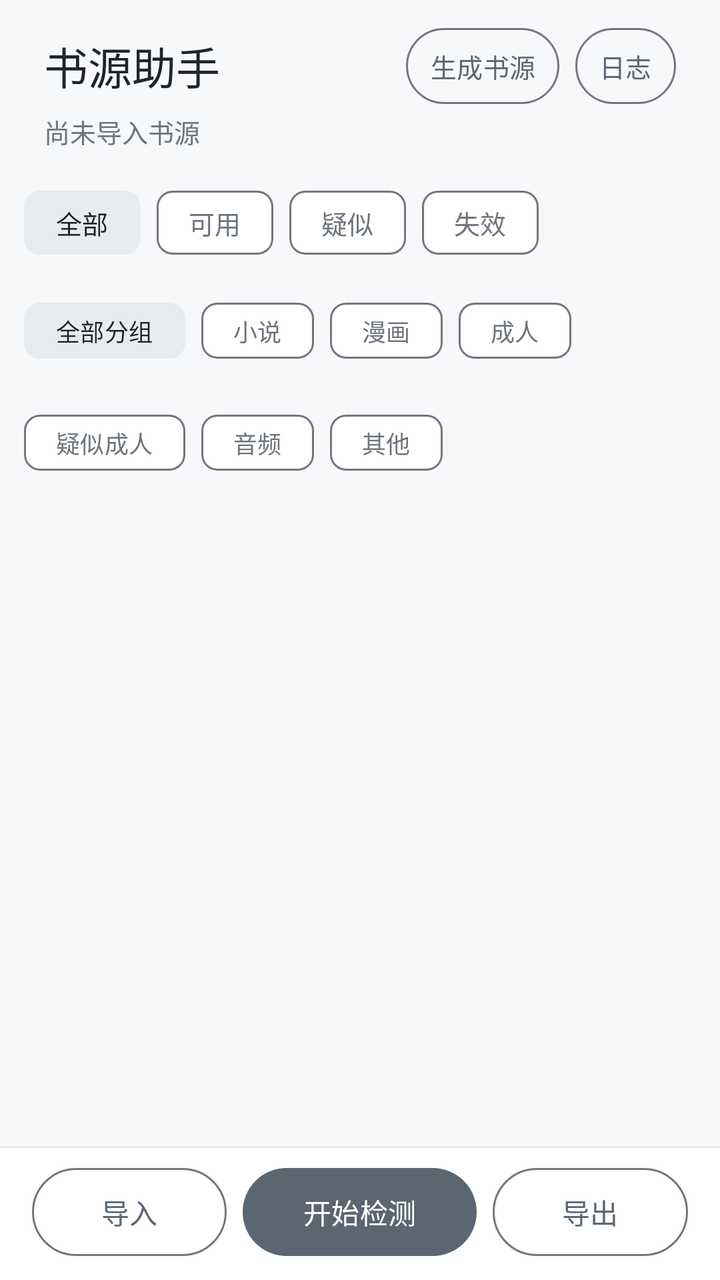
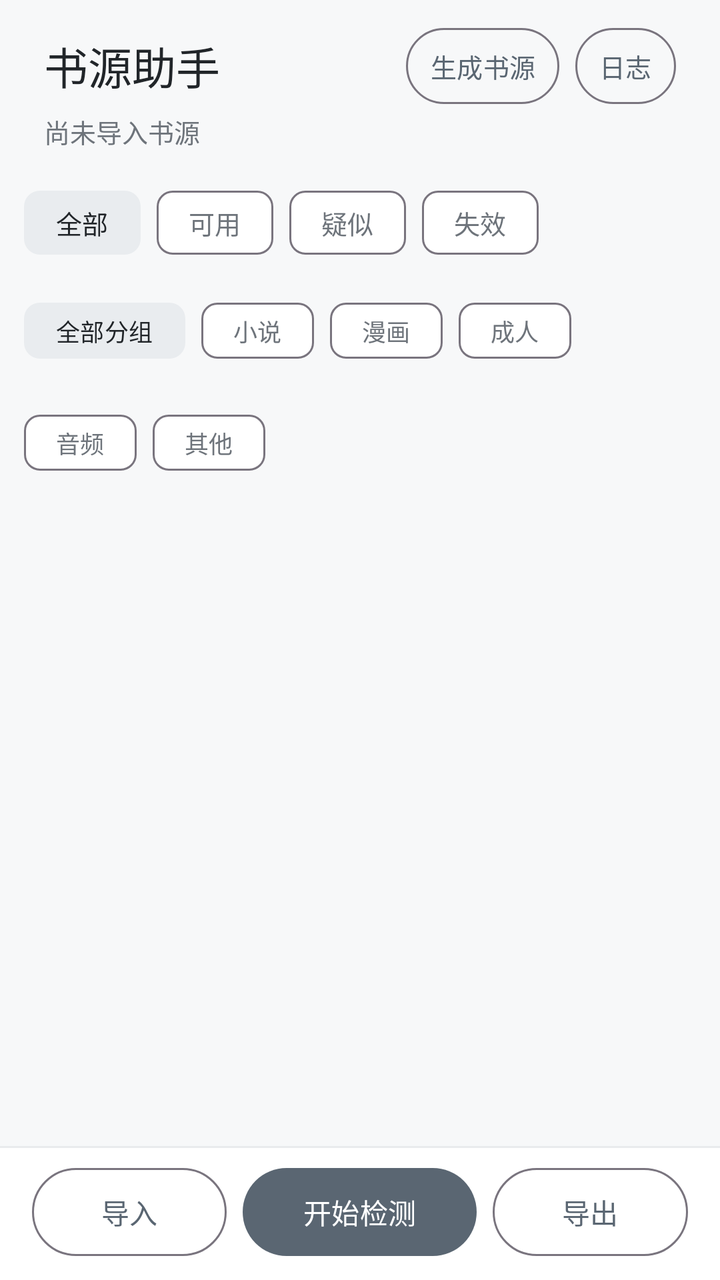

The first picture is an Android layout as it rendered before a commit; the second is the same layout after the commit. The layout source and the unified diff follow.
<!-- AndroidManifest.xml: application theme Theme.ShuyuanHelper -->
<!-- res/layout/activity_main.xml -->
<?xml version="1.0" encoding="utf-8"?>
<LinearLayout xmlns:android="http://schemas.android.com/apk/res/android"
    xmlns:app="http://schemas.android.com/apk/res-auto"
    android:layout_width="match_parent"
    android:layout_height="match_parent"
    android:background="@color/bg_window"
    android:fitsSystemWindows="true"
    android:orientation="vertical">

    <LinearLayout
        android:layout_width="match_parent"
        android:layout_height="wrap_content"
        android:orientation="vertical"
        android:paddingStart="22dp"
        android:paddingTop="14dp"
        android:paddingEnd="22dp"
        android:paddingBottom="2dp">

        <LinearLayout
            android:layout_width="match_parent"
            android:layout_height="wrap_content"
            android:gravity="center_vertical"
            android:orientation="horizontal">

            <TextView
                android:id="@+id/tvTitle"
                android:layout_width="0dp"
                android:layout_height="wrap_content"
                android:layout_weight="1"
                android:text="@string/app_name"
                android:textColor="@color/text_primary"
                android:textSize="22sp" />

            <com.google.android.material.button.MaterialButton
                android:id="@+id/btnOpenGenerator"
                style="@style/Widget.Material3.Button.OutlinedButton"
                android:layout_width="wrap_content"
                android:layout_height="38dp"
                android:insetTop="0dp"
                android:insetBottom="0dp"
                android:minWidth="0dp"
                android:paddingStart="12dp"
                android:paddingEnd="12dp"
                android:text="@string/open_generator"
                android:textSize="13sp" />

            <com.google.android.material.button.MaterialButton
                android:id="@+id/btnOpenLog"
                style="@style/Widget.Material3.Button.OutlinedButton"
                android:layout_width="wrap_content"
                android:layout_height="38dp"
                android:layout_marginStart="8dp"
                android:insetTop="0dp"
                android:insetBottom="0dp"
                android:minWidth="0dp"
                android:paddingStart="12dp"
                android:paddingEnd="12dp"
                android:text="@string/open_log"
                android:textSize="13sp" />
        </LinearLayout>

        <TextView
            android:id="@+id/tvSummary"
            android:layout_width="match_parent"
            android:layout_height="wrap_content"
            android:layout_marginTop="4dp"
            android:text="尚未导入书源"
            android:textColor="@color/text_secondary"
            android:textSize="13sp" />
    </LinearLayout>

    <TextView
        android:id="@+id/tvStats"
        android:layout_width="match_parent"
        android:layout_height="wrap_content"
        android:paddingStart="22dp"
        android:paddingTop="6dp"
        android:paddingEnd="22dp"
        android:textColor="@color/text_secondary"
        android:textSize="13sp"
        android:visibility="gone" />

    <ProgressBar
        android:id="@+id/progressBar"
        style="@android:style/Widget.ProgressBar.Horizontal"
        android:layout_width="match_parent"
        android:layout_height="3dp"
        android:layout_marginStart="22dp"
        android:layout_marginTop="8dp"
        android:layout_marginEnd="22dp"
        android:max="100"
        android:progress="0"
        android:progressTint="@color/brand_primary"
        android:visibility="gone" />

    <com.google.android.material.chip.ChipGroup
        android:id="@+id/chipFilter"
        android:layout_width="wrap_content"
        android:layout_height="wrap_content"
        android:layout_marginStart="12dp"
        android:layout_marginTop="10dp"
        android:layout_marginEnd="12dp"
        android:paddingBottom="2dp"
        app:checkedChip="@id/btnFilterAll"
        app:selectionRequired="true"
        app:singleLine="true"
        app:singleSelection="true">

        <com.google.android.material.chip.Chip
            android:id="@+id/btnFilterAll"
            style="@style/Widget.Material3.Chip.Filter"
            android:layout_width="wrap_content"
            android:layout_height="wrap_content"
            android:text="@string/filter_all"
            android:textSize="13sp"
            app:checkedIconVisible="false"
            app:chipMinHeight="32dp" />

        <com.google.android.material.chip.Chip
            android:id="@+id/btnFilterOk"
            style="@style/Widget.Material3.Chip.Filter"
            android:layout_width="wrap_content"
            android:layout_height="wrap_content"
            android:text="@string/filter_ok"
            android:textSize="13sp"
            app:checkedIconVisible="false"
            app:chipMinHeight="32dp" />

        <com.google.android.material.chip.Chip
            android:id="@+id/btnFilterUncertain"
            style="@style/Widget.Material3.Chip.Filter"
            android:layout_width="wrap_content"
            android:layout_height="wrap_content"
            android:text="@string/filter_uncertain"
            android:textSize="13sp"
            app:checkedIconVisible="false"
            app:chipMinHeight="32dp" />

        <com.google.android.material.chip.Chip
            android:id="@+id/btnFilterDead"
            style="@style/Widget.Material3.Chip.Filter"
            android:layout_width="wrap_content"
            android:layout_height="wrap_content"
            android:text="@string/filter_dead"
            android:textSize="13sp"
            app:checkedIconVisible="false"
            app:chipMinHeight="32dp" />
    </com.google.android.material.chip.ChipGroup>

    <com.google.android.material.chip.ChipGroup
        android:id="@+id/groupFilterGroup"
        android:layout_width="match_parent"
        android:layout_height="wrap_content"
        android:layout_marginStart="12dp"
        android:layout_marginTop="4dp"
        android:layout_marginEnd="12dp"
        android:paddingBottom="2dp"
        app:checkedChip="@id/btnGroupAll"
        app:selectionRequired="true"
        app:singleSelection="true">

        <com.google.android.material.chip.Chip
            android:id="@+id/btnGroupAll"
            style="@style/Widget.Material3.Chip.Filter"
            android:layout_width="wrap_content"
            android:layout_height="wrap_content"
            android:text="@string/group_all"
            android:textSize="12sp"
            app:checkedIconVisible="false"
            app:chipMinHeight="28dp" />

        <com.google.android.material.chip.Chip
            android:id="@+id/btnGroupNovel"
            style="@style/Widget.Material3.Chip.Filter"
            android:layout_width="wrap_content"
            android:layout_height="wrap_content"
            android:text="@string/group_novel"
            android:textSize="12sp"
            app:checkedIconVisible="false"
            app:chipMinHeight="28dp" />

        <com.google.android.material.chip.Chip
            android:id="@+id/btnGroupComic"
            style="@style/Widget.Material3.Chip.Filter"
            android:layout_width="wrap_content"
            android:layout_height="wrap_content"
            android:text="@string/group_comic"
            android:textSize="12sp"
            app:checkedIconVisible="false"
            app:chipMinHeight="28dp" />

        <com.google.android.material.chip.Chip
            android:id="@+id/btnGroupAdult"
            style="@style/Widget.Material3.Chip.Filter"
            android:layout_width="wrap_content"
            android:layout_height="wrap_content"
            android:text="@string/group_adult"
            android:textSize="12sp"
            app:checkedIconVisible="false"
            app:chipMinHeight="28dp" />

        <com.google.android.material.chip.Chip
            android:id="@+id/btnGroupSuspectAdult"
            style="@style/Widget.Material3.Chip.Filter"
            android:layout_width="wrap_content"
            android:layout_height="wrap_content"
            android:text="@string/group_suspect_adult"
            android:textSize="12sp"
            app:checkedIconVisible="false"
            app:chipMinHeight="28dp" />

        <com.google.android.material.chip.Chip
            android:id="@+id/btnGroupAudio"
            style="@style/Widget.Material3.Chip.Filter"
            android:layout_width="wrap_content"
            android:layout_height="wrap_content"
            android:text="@string/group_audio"
            android:textSize="12sp"
            app:checkedIconVisible="false"
            app:chipMinHeight="28dp" />

        <com.google.android.material.chip.Chip
            android:id="@+id/btnGroupOther"
            style="@style/Widget.Material3.Chip.Filter"
            android:layout_width="wrap_content"
            android:layout_height="wrap_content"
            android:text="@string/group_other"
            android:textSize="12sp"
            app:checkedIconVisible="false"
            app:chipMinHeight="28dp" />
    </com.google.android.material.chip.ChipGroup>

    <LinearLayout
        android:id="@+id/layoutSelectBar"
        android:layout_width="match_parent"
        android:layout_height="wrap_content"
        android:background="@color/surface"
        android:gravity="center_vertical"
        android:orientation="horizontal"
        android:paddingStart="16dp"
        android:paddingTop="8dp"
        android:paddingEnd="12dp"
        android:paddingBottom="8dp"
        android:visibility="gone">

        <TextView
            android:id="@+id/tvSelectInfo"
            android:layout_width="0dp"
            android:layout_height="wrap_content"
            android:layout_weight="1"
            android:text="已选 0"
            android:textColor="@color/text_primary"
            android:textSize="14sp" />

        <com.google.android.material.button.MaterialButton
            android:id="@+id/btnSelectAll"
            style="@style/Widget.Material3.Button.TextButton"
            android:layout_width="wrap_content"
            android:layout_height="36dp"
            android:insetTop="0dp"
            android:insetBottom="0dp"
            android:minWidth="0dp"
            android:paddingStart="8dp"
            android:paddingEnd="8dp"
            android:text="@string/select_all"
            android:textSize="13sp" />

        <com.google.android.material.button.MaterialButton
            android:id="@+id/btnCancelSelect"
            style="@style/Widget.Material3.Button.TextButton"
            android:layout_width="wrap_content"
            android:layout_height="36dp"
            android:insetTop="0dp"
            android:insetBottom="0dp"
            android:minWidth="0dp"
            android:paddingStart="8dp"
            android:paddingEnd="8dp"
            android:text="@string/cancel_select"
            android:textSize="13sp" />

        <com.google.android.material.button.MaterialButton
            android:id="@+id/btnDeleteSelected"
            style="@style/Widget.Material3.Button"
            android:layout_width="wrap_content"
            android:layout_height="36dp"
            android:insetTop="0dp"
            android:insetBottom="0dp"
            android:minWidth="0dp"
            android:paddingStart="10dp"
            android:paddingEnd="10dp"
            android:text="@string/delete_selected"
            android:textSize="13sp" />
    </LinearLayout>

    <androidx.recyclerview.widget.RecyclerView
        android:id="@+id/rvSources"
        android:layout_width="match_parent"
        android:layout_height="0dp"
        android:layout_weight="1"
        android:clipToPadding="false"
        android:paddingTop="4dp"
        android:paddingBottom="10dp"
        android:scrollbars="none" />

    <View
        android:layout_width="match_parent"
        android:layout_height="1dp"
        android:background="@color/divider" />

    <LinearLayout
        android:layout_width="match_parent"
        android:layout_height="wrap_content"
        android:background="@color/surface"
        android:orientation="horizontal"
        android:paddingStart="16dp"
        android:paddingTop="10dp"
        android:paddingEnd="16dp"
        android:paddingBottom="12dp">

        <com.google.android.material.button.MaterialButton
            android:id="@+id/btnImport"
            style="@style/Widget.Material3.Button.OutlinedButton"
            android:layout_width="0dp"
            android:layout_height="44dp"
            android:layout_marginEnd="8dp"
            android:layout_weight="1"
            android:insetTop="0dp"
            android:insetBottom="0dp"
            android:text="@string/action_import" />

        <com.google.android.material.button.MaterialButton
            android:id="@+id/btnStart"
            style="@style/Widget.Material3.Button"
            android:layout_width="0dp"
            android:layout_height="44dp"
            android:layout_marginEnd="8dp"
            android:layout_weight="1.2"
            android:insetTop="0dp"
            android:insetBottom="0dp"
            android:text="@string/start_check" />

        <com.google.android.material.button.MaterialButton
            android:id="@+id/btnExport"
            style="@style/Widget.Material3.Button.OutlinedButton"
            android:layout_width="0dp"
            android:layout_height="44dp"
            android:layout_weight="1"
            android:insetTop="0dp"
            android:insetBottom="0dp"
            android:text="@string/export" />
    </LinearLayout>
</LinearLayout>
<!-- resources referenced by this layout -->
<resources>
  <color name="bg_window">#F7F8F9</color>
  <color name="brand_primary">#5A6672</color>
  <color name="divider">#E9EBED</color>
  <color name="surface">#FFFFFF</color>
  <color name="text_primary">#212529</color>
  <color name="text_secondary">#6E747B</color>
  <string name="action_import">导入</string>
  <string name="app_name">书源助手</string>
  <string name="cancel_select">取消</string>
  <string name="delete_selected">删除选中</string>
  <string name="export">导出</string>
  <string name="filter_all">全部</string>
  <string name="filter_dead">失效</string>
  <string name="filter_ok">可用</string>
  <string name="filter_uncertain">疑似</string>
  <string name="group_adult">成人</string>
  <string name="group_all">全部分组</string>
  <string name="group_audio">音频</string>
  <string name="group_comic">漫画</string>
  <string name="group_novel">小说</string>
  <string name="group_other">其他</string>
  <string name="group_suspect_adult">疑似成人</string>
  <string name="open_generator">生成书源</string>
  <string name="open_log">日志</string>
  <string name="select_all">全选</string>
  <string name="start_check">开始检测</string>
  <style name="Theme.ShuyuanHelper" parent="Theme.Material3.Light.NoActionBar">
          <item name="colorPrimary">@color/brand_primary</item>
          <item name="colorPrimaryDark">@color/brand_dark</item>
          <item name="colorPrimaryVariant">@color/brand_dark</item>
          <item name="colorOnPrimary">#FFFFFF</item>
          <item name="colorSecondary">@color/brand_primary</item>
          <item name="colorPrimaryContainer">@color/brand_light</item>
          <item name="colorOnPrimaryContainer">@color/text_primary</item>
          <item name="colorSecondaryContainer">@color/brand_light</item>
          <item name="colorOnSecondaryContainer">@color/text_primary</item>
          <item name="colorSurface">@color/surface</item>
          <item name="colorOnSurface">@color/text_primary</item>
          <item name="colorOnSurfaceVariant">@color/text_secondary</item>
          <item name="android:windowBackground">@color/bg_window</item>
          <item name="android:statusBarColor">@color/bg_window</item>
          <item name="android:windowLightStatusBar">true</item>
          <item name="android:fontFamily">sans-serif</item>
      </style>
  <color name="brand_dark">#414B54</color>
  <color name="brand_light">#E9ECEF</color>
</resources>

<!-- the commit's change to res/layout/activity_main.xml (unified diff, before → after) -->
@@ -200,16 +200,6 @@
             app:chipMinHeight="28dp" />
 
         <com.google.android.material.chip.Chip
-            android:id="@+id/btnGroupSuspectAdult"
-            style="@style/Widget.Material3.Chip.Filter"
-            android:layout_width="wrap_content"
-            android:layout_height="wrap_content"
-            android:text="@string/group_suspect_adult"
-            android:textSize="12sp"
-            app:checkedIconVisible="false"
-            app:chipMinHeight="28dp" />
-
-        <com.google.android.material.chip.Chip
             android:id="@+id/btnGroupAudio"
             style="@style/Widget.Material3.Chip.Filter"
             android:layout_width="wrap_content"
<!-- resource entries referenced after the edit -->
@@ -21,7 +21,6 @@
   <string name="group_comic">漫画</string>
   <string name="group_novel">小说</string>
   <string name="group_other">其他</string>
-  <string name="group_suspect_adult">疑似成人</string>
   <string name="open_generator">生成书源</string>
   <string name="open_log">日志</string>
   <string name="select_all">全选</string>
